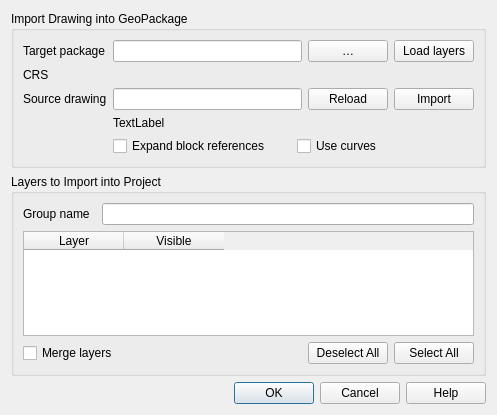
First picture: the form in src/ui/qgsdwgimportbase.ui, repository carsmie/QGIS, before the edit.
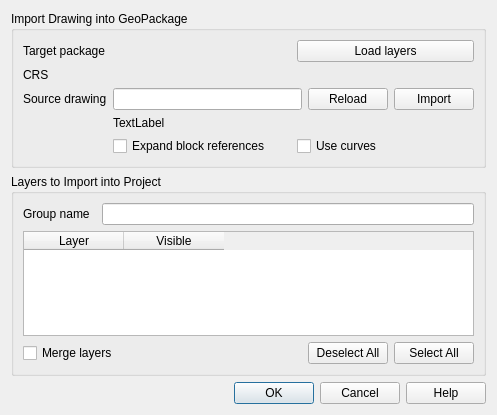
Second picture: the form after the edit. Custom widgets are drawn as their Qt base class.

Commit message: Use QgsFileWdiget for geopackage database

Patch:
```diff
--- a/src/ui/qgsdwgimportbase.ui
+++ b/src/ui/qgsdwgimportbase.ui
@@ -178,16 +178,12 @@
       <item row="0" column="1">
        <layout class="QHBoxLayout" name="horizontalLayout">
         <item>
-         <widget class="QLineEdit" name="leDatabase">
-          <property name="readOnly">
-           <bool>true</bool>
+         <widget class="QgsFileWidget" name="mDatabaseFileWidget">
+          <property name="dialogTitle">
+           <string>Select GeoPackage Database</string>
           </property>
-         </widget>
-        </item>
-        <item>
-         <widget class="QPushButton" name="pbBrowseDatabase">
-          <property name="text">
-           <string>…</string>
+          <property name="filter">
+           <string notr="true">*.gpkg;;*.GPKG</string>
           </property>
          </widget>
         </item>
@@ -231,6 +227,11 @@
   </layout>
  </widget>
  <customwidgets>
+  <customwidget>
+   <class>QgsFileWidget</class>
+   <extends>QWidget</extends>
+   <header>qgsfilewidget.h</header>
+  </customwidget>
   <customwidget>
    <class>QgsProjectionSelectionWidget</class>
    <extends>QWidget</extends>
```
Left out of the diff: 7 changed lines with no effect on the pictures. The commit also changes 2 other files.
